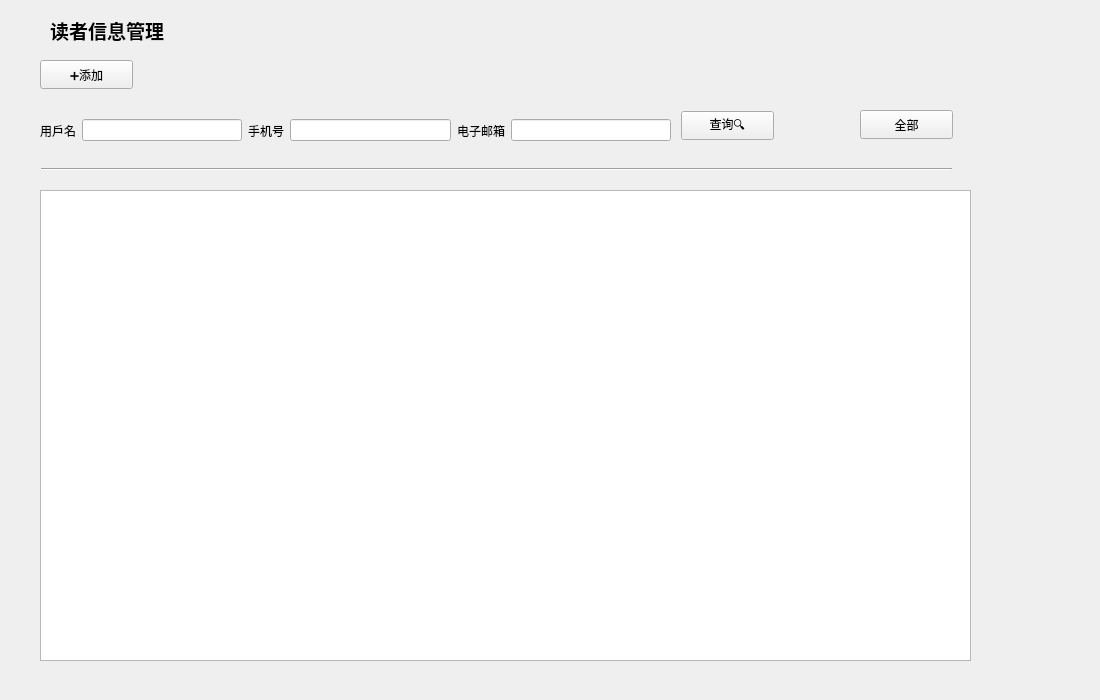
Old version of the form LibraryManager/readermanager.ui in the repository Guodanding/713topteam_LibraryManagerSystem.
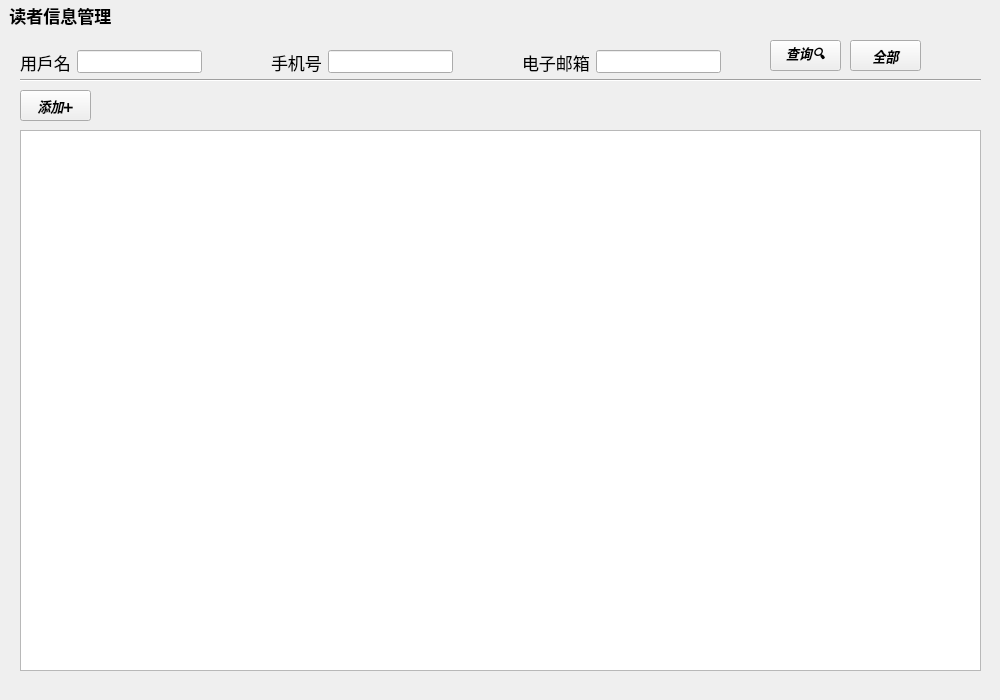
New version of the form.

The edit to the form file:
```diff
--- a/LibraryManager/readermanager.ui
+++ b/LibraryManager/readermanager.ui
@@ -6,7 +6,7 @@
    <rect>
     <x>0</x>
     <y>0</y>
-    <width>1100</width>
+    <width>1000</width>
     <height>700</height>
    </rect>
   </property>
@@ -16,9 +16,9 @@
   <widget class="Line" name="line">
    <property name="geometry">
     <rect>
-     <x>41</x>
-     <y>161</y>
-     <width>911</width>
+     <x>20</x>
+     <y>72</y>
+     <width>961</width>
      <height>16</height>
     </rect>
    </property>
@@ -26,57 +26,52 @@
     <enum>Qt::Horizontal</enum>
    </property>
   </widget>
-  <widget class="QLabel" name="userManager">
-   <property name="geometry">
-    <rect>
-     <x>50</x>
-     <y>0</y>
-     <width>141</width>
-     <height>61</height>
-    </rect>
-   </property>
-   <property name="font">
-    <font>
-     <pointsize>14</pointsize>
-     <bold>true</bold>
-    </font>
-   </property>
-   <property name="text">
-    <string>读者信息管理</string>
-   </property>
-  </widget>
   <widget class="QPushButton" name="AddpushButton">
    <property name="geometry">
     <rect>
-     <x>40</x>
-     <y>60</y>
-     <width>93</width>
-     <height>29</height>
+     <x>20</x>
+     <y>90</y>
+     <width>71</width>
+     <height>31</height>
     </rect>
    </property>
+   <property name="font">
+    <font>
+     <pointsize>10</pointsize>
+     <italic>true</italic>
+     <bold>true</bold>
+    </font>
+   </property>
    <property name="text">
-    <string>➕添加</string>
+    <string>添加➕</string>
    </property>
   </widget>
   <widget class="QTableView" name="readerInformationtableView">
    <property name="geometry">
     <rect>
-     <x>40</x>
-     <y>190</y>
-     <width>931</width>
-     <height>471</height>
+     <x>20</x>
+     <y>130</y>
+     <width>961</width>
+     <height>541</height>
     </rect>
    </property>
   </widget>
   <widget class="QPushButton" name="searchpushButton">
    <property name="geometry">
     <rect>
-     <x>681</x>
-     <y>111</y>
-     <width>93</width>
-     <height>29</height>
+     <x>770</x>
+     <y>40</y>
+     <width>71</width>
+     <height>31</height>
     </rect>
    </property>
+   <property name="font">
+    <font>
+     <pointsize>10</pointsize>
+     <italic>true</italic>
+     <bold>true</bold>
+    </font>
+   </property>
    <property name="text">
     <string>查询🔍</string>
    </property>
@@ -84,12 +79,19 @@
   <widget class="QPushButton" name="AllpushButton">
    <property name="geometry">
     <rect>
-     <x>860</x>
-     <y>110</y>
-     <width>93</width>
-     <height>29</height>
+     <x>850</x>
+     <y>40</y>
+     <width>71</width>
+     <height>31</height>
     </rect>
    </property>
+   <property name="font">
+    <font>
+     <pointsize>10</pointsize>
+     <italic>true</italic>
+     <bold>true</bold>
+    </font>
+   </property>
    <property name="text">
     <string>全部</string>
    </property>
@@ -97,15 +99,20 @@
   <widget class="QWidget" name="horizontalLayoutWidget">
    <property name="geometry">
     <rect>
-     <x>40</x>
-     <y>110</y>
-     <width>631</width>
-     <height>41</height>
+     <x>20</x>
+     <y>50</y>
+     <width>701</width>
+     <height>24</height>
     </rect>
    </property>
    <layout class="QHBoxLayout" name="horizontalLayout">
     <item>
      <widget class="QLabel" name="label_3">
+      <property name="font">
+       <font>
+        <pointsize>13</pointsize>
+       </font>
+      </property>
       <property name="text">
        <string>用戶名</string>
       </property>
@@ -113,13 +120,36 @@
     </item>
     <item>
      <widget class="QLineEdit" name="readerSearchLineEdit">
+      <property name="font">
+       <font>
+        <pointsize>10</pointsize>
+       </font>
+      </property>
       <property name="text">
        <string/>
       </property>
      </widget>
     </item>
+    <item>
+     <spacer name="horizontalSpacer_3">
+      <property name="orientation">
+       <enum>Qt::Horizontal</enum>
+      </property>
+      <property name="sizeHint" stdset="0">
+       <size>
+        <width>40</width>
+        <height>20</height>
+       </size>
+      </property>
+     </spacer>
+    </item>
     <item>
      <widget class="QLabel" name="label_2">
+      <property name="font">
+       <font>
+        <pointsize>13</pointsize>
+       </font>
+      </property>
       <property name="text">
        <string>手机号</string>
       </property>
@@ -127,13 +157,36 @@
     </item>
     <item>
      <widget class="QLineEdit" name="phoneSearchLineEdit">
+      <property name="font">
+       <font>
+        <pointsize>10</pointsize>
+       </font>
+      </property>
       <property name="text">
        <string/>
       </property>
      </widget>
     </item>
+    <item>
+     <spacer name="horizontalSpacer_5">
+      <property name="orientation">
+       <enum>Qt::Horizontal</enum>
+      </property>
+      <property name="sizeHint" stdset="0">
+       <size>
+        <width>40</width>
+        <height>20</height>
+       </size>
+      </property>
+     </spacer>
+    </item>
     <item>
      <widget class="QLabel" name="label">
+      <property name="font">
+       <font>
+        <pointsize>13</pointsize>
+       </font>
+      </property>
       <property name="accessibleDescription">
        <string/>
       </property>
@@ -144,6 +197,11 @@
     </item>
     <item>
      <widget class="QLineEdit" name="emailSearchLineEdit">
+      <property name="font">
+       <font>
+        <pointsize>10</pointsize>
+       </font>
+      </property>
       <property name="text">
        <string/>
       </property>
@@ -151,6 +209,26 @@
     </item>
    </layout>
   </widget>
+  <widget class="QLabel" name="Title">
+   <property name="geometry">
+    <rect>
+     <x>0</x>
+     <y>0</y>
+     <width>1001</width>
+     <height>31</height>
+    </rect>
+   </property>
+   <property name="font">
+    <font>
+     <pointsize>13</pointsize>
+     <italic>false</italic>
+     <bold>true</bold>
+    </font>
+   </property>
+   <property name="text">
+    <string>  读者信息管理</string>
+   </property>
+  </widget>
  </widget>
  <resources/>
  <connections/>
```
